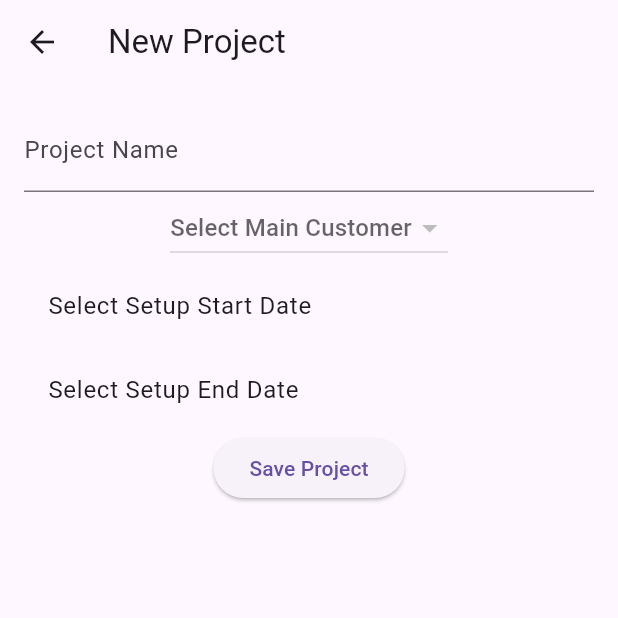
After one commit to jpmmueller/hourtracker, a Flutter app: the ProjectPage screen opened directly, on a phone screen of 412 x 824 dp, the top half of it. The commit adds this screen. Run offline on Flutter 3.47's test engine with Material 3 defaults, Android fonts, the light colour scheme and no system bars; our stand-ins replace sqflite; accounts and stored records are empty.

Commit message:
Project Page added

```diff
--- a/lib/database_helper.dart
+++ b/lib/database_helper.dart
@@ -1,38 +1,45 @@
-import 'package:sqflite/sqflite.dart';
-import 'package:path/path.dart';
-import 'models/main_customer.dart';
+// lib/database_helper.dart
+Future<void> _onCreate(Database db, int version) async {
+  // Existing main_customers table
+  await db.execute('''
+    CREATE TABLE main_customers(
+      id INTEGER PRIMARY KEY AUTOINCREMENT,
+      name TEXT
+    )
+  ''');
 
-class DatabaseHelper {
-  static final DatabaseHelper _instance = DatabaseHelper._internal();
-  static Database? _database;
+  // New tables
+  await db.execute('''
+    CREATE TABLE projects(
+      id INTEGER PRIMARY KEY AUTOINCREMENT,
+      name TEXT,
+      main_customer_id INTEGER,
+      setup_start_date TEXT,
+      setup_end_date TEXT,
+      dismantle_start_date TEXT,
+      dismantle_end_date TEXT,
+      FOREIGN KEY(main_customer_id) REFERENCES main_customers(id)
+    )
+  ''');
 
-  factory DatabaseHelper() => _instance;
+  await db.execute('''
+    CREATE TABLE expo_customers(
+      id INTEGER PRIMARY KEY AUTOINCREMENT,
+      name TEXT,
+      project_id INTEGER,
+      FOREIGN KEY(project_id) REFERENCES projects(id)
+    )
+  ''');
 
-  DatabaseHelper._internal();
-
-  Future<Database> get database async {
-    if (_database != null) return _database!;
-    _database = await _initDatabase();
-    return _database!;
-  }
-
-  Future<Database> _initDatabase() async {
-    final path = join(await getDatabasesPath(), 'hourtracker.db');
-    return await openDatabase(
-      path,
-      version: 1,
-      onCreate: _onCreate,
-    );
-  }
-
-  Future<void> _onCreate(Database db, int version) async {
-    await db.execute('''
-      CREATE TABLE main_customers(
-        id INTEGER PRIMARY KEY AUTOINCREMENT,
-        name TEXT
-      )
-    ''');
-  }
-
-  // Add other database methods here
+  await db.execute('''
+    CREATE TABLE work_days(
+      id INTEGER PRIMARY KEY AUTOINCREMENT,
+      date TEXT,
+      hours_worked REAL,
+      expo_customer_id INTEGER,
+      project_id INTEGER,
+      FOREIGN KEY(expo_customer_id) REFERENCES expo_customers(id),
+      FOREIGN KEY(project_id) REFERENCES projects(id)
+    )
+  ''');
 }
--- a/lib/models/expo_customer.dart
+++ b/lib/models/expo_customer.dart
@@ -1,7 +1,12 @@
+// lib/models/expo_customer.dart
 class ExpoCustomer {
   final int id;
   final String name;
-  final int mainCustomerId; // Reference to the main customer
+  final int projectId; // The project/expo this customer belongs to
 
-  ExpoCustomer({required this.id, required this.name, required this.mainCustomerId});
+  ExpoCustomer({
+    required this.id,
+    required this.name,
+    required this.projectId,
+  });
 }
--- /dev/null
+++ b/lib/models/project.dart
@@ -0,0 +1,20 @@
+// lib/models/project.dart
+class Project {
+  final int id;
+  final String name;
+  final int mainCustomerId; // The main customer who hired you
+  final DateTime setupStartDate;
+  final DateTime setupEndDate;
+  final DateTime dismantleStartDate;
+  final DateTime dismantleEndDate;
+
+  Project({
+    required this.id,
+    required this.name,
+    required this.mainCustomerId,
+    required this.setupStartDate,
+    required this.setupEndDate,
+    required this.dismantleStartDate,
+    required this.dismantleEndDate,
+  });
+}
--- a/lib/models/work_day.dart
+++ b/lib/models/work_day.dart
@@ -1,8 +1,16 @@
+// lib/models/work_day.dart
 class WorkDay {
   final int id;
-  final int expoCustomerId; // Reference to the expo customer
   final DateTime date;
   final double hoursWorked;
+  final int expoCustomerId; // Which expo customer these hours are for
+  final int projectId; // Which project this work belongs to
 
-  WorkDay({required this.id, required this.expoCustomerId, required this.date, required this.hoursWorked});
+  WorkDay({
+    required this.id,
+    required this.date,
+    required this.hoursWorked,
+    required this.expoCustomerId,
+    required this.projectId,
+  });
 }
--- /dev/null
+++ b/lib/project_page.dart
@@ -0,0 +1,139 @@
+import 'package:flutter/material.dart';
+import 'package:hourtracker/database_helper.dart';
+import 'package:hourtracker/models/main_customer.dart';
+import 'package:hourtracker/models/project.dart';
+
+class ProjectPage extends StatefulWidget {
+  const ProjectPage({Key? key}) : super(key: key);
+
+  @override
+  _ProjectPageState createState() => _ProjectPageState();
+}
+
+class _ProjectPageState extends State<ProjectPage> {
+  final DatabaseHelper _dbHelper = DatabaseHelper();
+  final TextEditingController _projectNameController = TextEditingController();
+  List<MainCustomer> _mainCustomers = [];
+  MainCustomer? _selectedMainCustomer;
+  DateTime? _setupStartDate;
+  DateTime? _setupEndDate;
+  DateTime? _dismantleStartDate;
+  DateTime? _dismantleEndDate;
+
+  @override
+  void initState() {
+    super.initState();
+    _loadMainCustomers();
+  }
+
+  Future<void> _loadMainCustomers() async {
+    final db = await _dbHelper.database;
+    final List<Map<String, dynamic>> maps = await db.query('main_customers');
+    setState(() {
+      _mainCustomers = List.generate(maps.length, (i) {
+        return MainCustomer(
+          id: maps[i]['id'],
+          name: maps[i]['name'],
+        );
+      });
+    });
+  }
+
+  Future<void> _pickDate(BuildContext context, bool isSetupStart) async {
+    final DateTime? picked = await showDatePicker(
+      context: context,
+      initialDate: DateTime.now(),
+      firstDate: DateTime(2000),
+      lastDate: DateTime(2100),
+    );
+    if (picked != null) {
+      setState(() {
+        if (isSetupStart) {
+          _setupStartDate = picked;
+        } else {
+          _setupEndDate = picked;
+        }
+      });
+    }
+  }
+
+  Future<void> _saveProject() async {
+    if (_projectNameController.text.isEmpty || _selectedMainCustomer == null) {
+      ScaffoldMessenger.of(context).showSnackBar(
+        const SnackBar(content: Text('Please fill all fields')),
+      );
+      return;
+    }
+
+    final project = Project(
+      id: DateTime.now().millisecondsSinceEpoch,
+      name: _projectNameController.text,
+      mainCustomerId: _selectedMainCustomer!.id,
+      setupStartDate: _setupStartDate!,
+      setupEndDate: _setupEndDate!,
+      dismantleStartDate: _dismantleStartDate!,
+      dismantleEndDate: _dismantleEndDate!,
+    );
+
+    final db = await _dbHelper.database;
+    await db.insert('projects', {
+      'id': project.id,
+      'name': project.name,
+      'main_customer_id': project.mainCustomerId,
+      'setup_start_date': project.setupStartDate.toIso8601String(),
+      'setup_end_date': project.setupEndDate.toIso8601String(),
+      'dismantle_start_date': project.dismantleStartDate.toIso8601String(),
+      'dismantle_end_date': project.dismantleEndDate.toIso8601String(),
+    });
+
+    Navigator.pop(context); // Return to the previous screen
+  }
+
+  @override
+  Widget build(BuildContext context) {
+    return Scaffold(
+      appBar: AppBar(title: const Text('New Project')),
+      body: Padding(
+        padding: const EdgeInsets.all(16.0),
+        child: Column(
+          children: [
+            TextField(
+              controller: _projectNameController,
+              decoration: const InputDecoration(labelText: 'Project Name'),
+            ),
+            DropdownButton<MainCustomer>(
+              hint: const Text('Select Main Customer'),
+              value: _selectedMainCustomer,
+              items: _mainCustomers.map((customer) {
+                return DropdownMenuItem<MainCustomer>(
+                  value: customer,
+                  child: Text(customer.name),
+                );
+              }).toList(),
+              onChanged: (customer) {
+                setState(() => _selectedMainCustomer = customer);
+              },
+            ),
+            ListTile(
+              title: Text(_setupStartDate == null
+                  ? 'Select Setup Start Date'
+                  : 'Setup Start: ${_setupStartDate!.toLocal()}'),
+              onTap: () => _pickDate(context, true),
+            ),
+            ListTile(
+              title: Text(_setupEndDate == null
+                  ? 'Select Setup End Date'
+                  : 'Setup End: ${_setupEndDate!.toLocal()}'),
+              onTap: () => _pickDate(context, false),
+            ),
+            // Add similar fields for dismantle dates
+            ElevatedButton(
+              onPressed: _saveProject,
+              child: const Text('Save Project'),
+            ),
+          ],
+        ),
+      ),
+    );
+  }
+}
```
Also changed, not shown: lib/daily_entry_page.dart (added, +32 -0 lines), lib/main.dart (+3 -7 lines).
